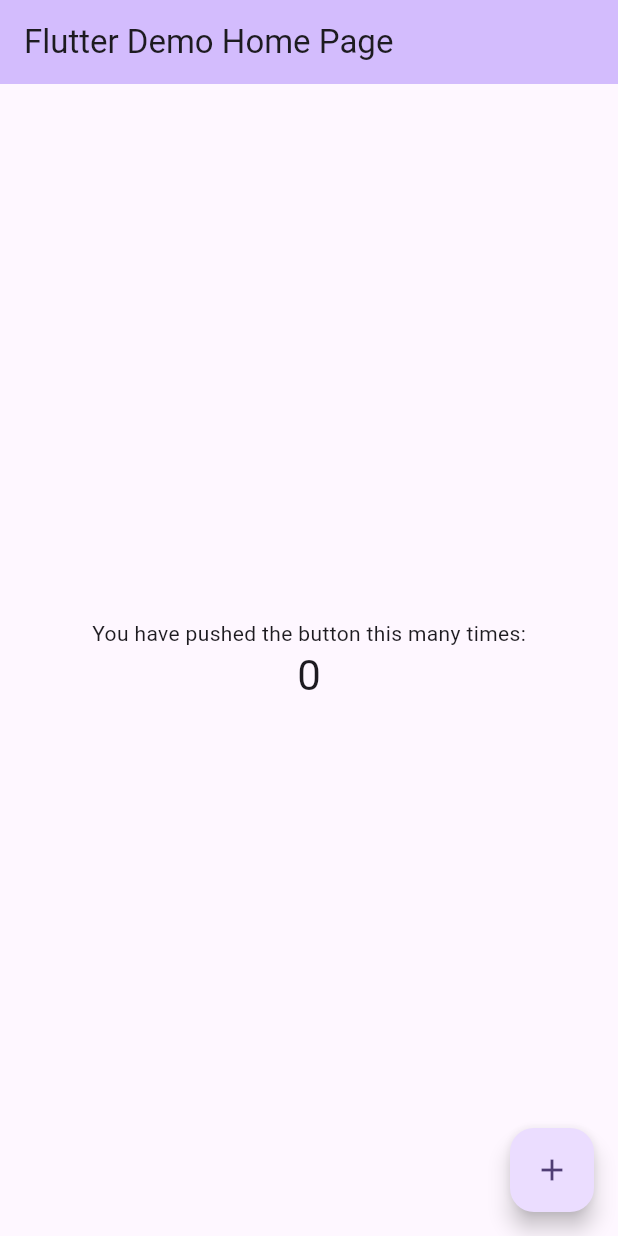
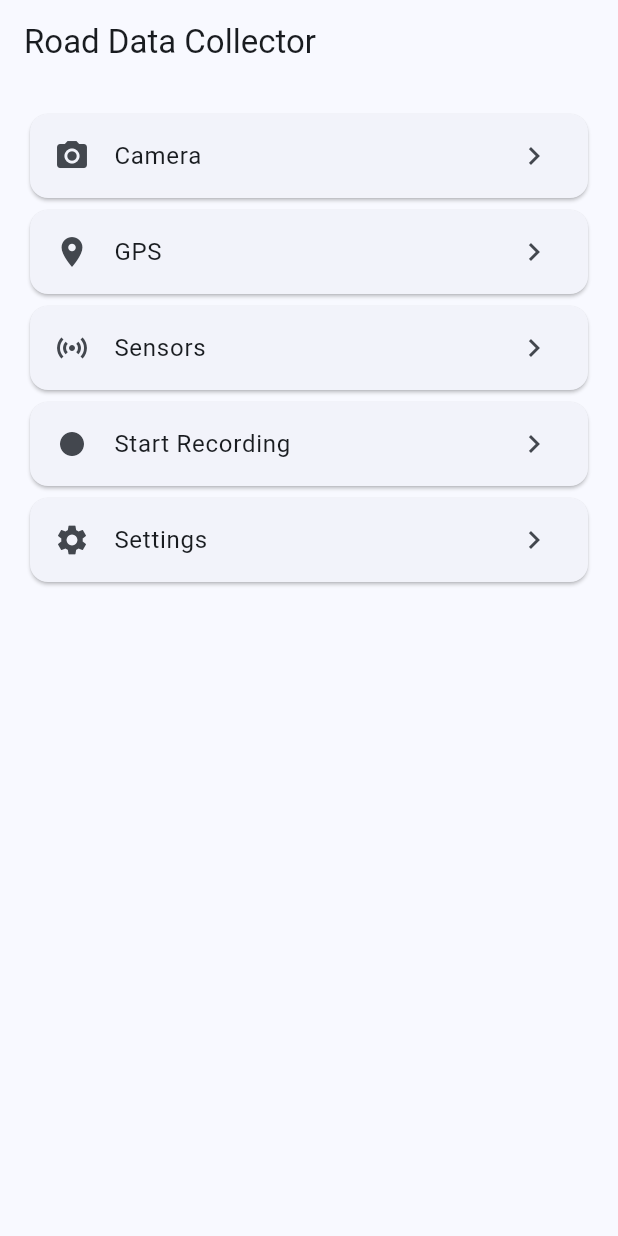
Before and after one commit to nidhiknayak/road-data-collector, a Flutter app: the screen it shows after launch, on a phone screen of 412 x 824 dp. Run offline on Flutter 3.47's test engine with Material 3 defaults, Android fonts, the phone set to English and light mode, and no system bars.

Commit message:
Milestone 2: Project foundation and home screen

```diff
--- a/lib/app/app.dart
+++ b/lib/app/app.dart
@@ -0,0 +1,17 @@
+import 'package:flutter/material.dart';
+import '../features/home/home_page.dart';
+import 'theme.dart';
+
+class RoadDataCollectorApp extends StatelessWidget {
+  const RoadDataCollectorApp({super.key});
+
+  @override
+  Widget build(BuildContext context) {
+    return MaterialApp(
+      debugShowCheckedModeBanner: false,
+      title: 'Road Data Collector',
+      theme: buildAppTheme(),
+      home: const HomePage(),
+    );
+  }
+}
--- a/lib/app/theme.dart
+++ b/lib/app/theme.dart
@@ -0,0 +1,9 @@
+import 'package:flutter/material.dart';
+
+ThemeData buildAppTheme() {
+  return ThemeData(
+    useMaterial3: true,
+    colorSchemeSeed: Colors.blue,
+    brightness: Brightness.light,
+  );
+}
--- /dev/null
+++ b/lib/features/home/home_page.dart
@@ -0,0 +1,36 @@
+import 'package:flutter/material.dart';
+
+class HomePage extends StatelessWidget {
+  const HomePage({super.key});
+
+  Widget tile(IconData icon, String title) {
+    return Card(
+      child: ListTile(
+        leading: Icon(icon),
+        title: Text(title),
+        trailing: const Icon(Icons.chevron_right),
+      ),
+    );
+  }
+
+  @override
+  Widget build(BuildContext context) {
+    return Scaffold(
+      appBar: AppBar(
+        title: const Text('Road Data Collector'),
+      ),
+      body: Padding(
+        padding: const EdgeInsets.all(16),
+        child: Column(
+          children: [
+            tile(Icons.camera_alt, 'Camera'),
+            tile(Icons.location_on, 'GPS'),
+            tile(Icons.sensors, 'Sensors'),
+            tile(Icons.fiber_manual_record, 'Start Recording'),
+            tile(Icons.settings, 'Settings'),
+          ],
+        ),
+      ),
+    );
+  }
+}
--- a/lib/main.dart
+++ b/lib/main.dart
@@ -1,122 +1,7 @@
-import 'package:flutter/material.dart';
+import 'package:flutter/widgets.dart';
+import 'app/app.dart';
 
 void main() {
-  runApp(const MyApp());
+  WidgetsFlutterBinding.ensureInitialized();
+  runApp(const RoadDataCollectorApp());
 }
-
-class MyApp extends StatelessWidget {
-  const MyApp({super.key});
-
-  // This widget is the root of your application.
-  @override
-  Widget build(BuildContext context) {
-    return MaterialApp(
-      title: 'Flutter Demo',
-      theme: ThemeData(
-        // This is the theme of your application.
-        //
-        // TRY THIS: Try running your application with "flutter run". You'll see
-        // the application has a purple toolbar. Then, without quitting the app,
-        // try changing the seedColor in the colorScheme below to Colors.green
-        // and then invoke "hot reload" (save your changes or press the "hot
-        // reload" button in a Flutter-supported IDE, or press "r" if you used
-        // the command line to start the app).
-        //
-        // Notice that the counter didn't reset back to zero; the application
-        // state is not lost during the reload. To reset the state, use hot
-        // restart instead.
-        //
-        // This works for code too, not just values: Most code changes can be
-        // tested with just a hot reload.
-        colorScheme: .fromSeed(seedColor: Colors.deepPurple),
-      ),
-      home: const MyHomePage(title: 'Flutter Demo Home Page'),
-    );
-  }
-}
-
-class MyHomePage extends StatefulWidget {
-  const MyHomePage({super.key, required this.title});
-
-  // This widget is the home page of your application. It is stateful, meaning
-  // that it has a State object (defined below) that contains fields that affect
-  // how it looks.
-
-  // This class is the configuration for the state. It holds the values (in this
-  // case the title) provided by the parent (in this case the App widget) and
-  // used by the build method of the State. Fields in a Widget subclass are
-  // always marked "final".
-
-  final String title;
-
-  @override
-  State<MyHomePage> createState() => _MyHomePageState();
-}
-
-class _MyHomePageState extends State<MyHomePage> {
-  int _counter = 0;
-
-  void _incrementCounter() {
-    setState(() {
-      // This call to setState tells the Flutter framework that something has
-      // changed in this State, which causes it to rerun the build method below
-      // so that the display can reflect the updated values. If we changed
-      // _counter without calling setState(), then the build method would not be
-      // called again, and so nothing would appear to happen.
-      _counter++;
-    });
-  }
-
-  @override
-  Widget build(BuildContext context) {
-    // This method is rerun every time setState is called, for instance as done
-    // by the _incrementCounter method above.
-    //
-    // The Flutter framework has been optimized to make rerunning build methods
-    // fast, so that you can just rebuild anything that needs updating rather
-    // than having to individually change instances of widgets.
-    return Scaffold(
-      appBar: AppBar(
-        // TRY THIS: Try changing the color here to a specific color (to
-        // Colors.amber, perhaps?) and trigger a hot reload to see the AppBar
-        // change color while the other colors stay the same.
-        backgroundColor: Theme.of(context).colorScheme.inversePrimary,
-        // Here we take the value from the MyHomePage object that was created by
-        // the App.build method, and use it to set our appbar title.
-        title: Text(widget.title),
-      ),
-      body: Center(
-        // Center is a layout widget. It takes a single child and positions it
-        // in the middle of the parent.
-        child: Column(
-          // Column is also a layout widget. It takes a list of children and
-          // arranges them vertically. By default, it sizes itself to fit its
-          // children horizontally, and tries to be as tall as its parent.
-          //
-          // Column has various properties to control how it sizes itself and
-          // how it positions its children. Here we use mainAxisAlignment to
-          // center the children vertically; the main axis here is the vertical
-          // axis because Columns are vertical (the cross axis would be
-          // horizontal).
-          //
-          // TRY THIS: Invoke "debug painting" (choose the "Toggle Debug Paint"
-          // action in the IDE, or press "p" in the console), to see the
-          // wireframe for each widget.
-          mainAxisAlignment: .center,
-          children: [
-            const Text('You have pushed the button this many times:'),
-            Text(
-              '$_counter',
-              style: Theme.of(context).textTheme.headlineMedium,
-            ),
-          ],
-        ),
-      ),
-      floatingActionButton: FloatingActionButton(
-        onPressed: _incrementCounter,
-        tooltip: 'Increment',
-        child: const Icon(Icons.add),
-      ),
-    );
-  }
-}
```
